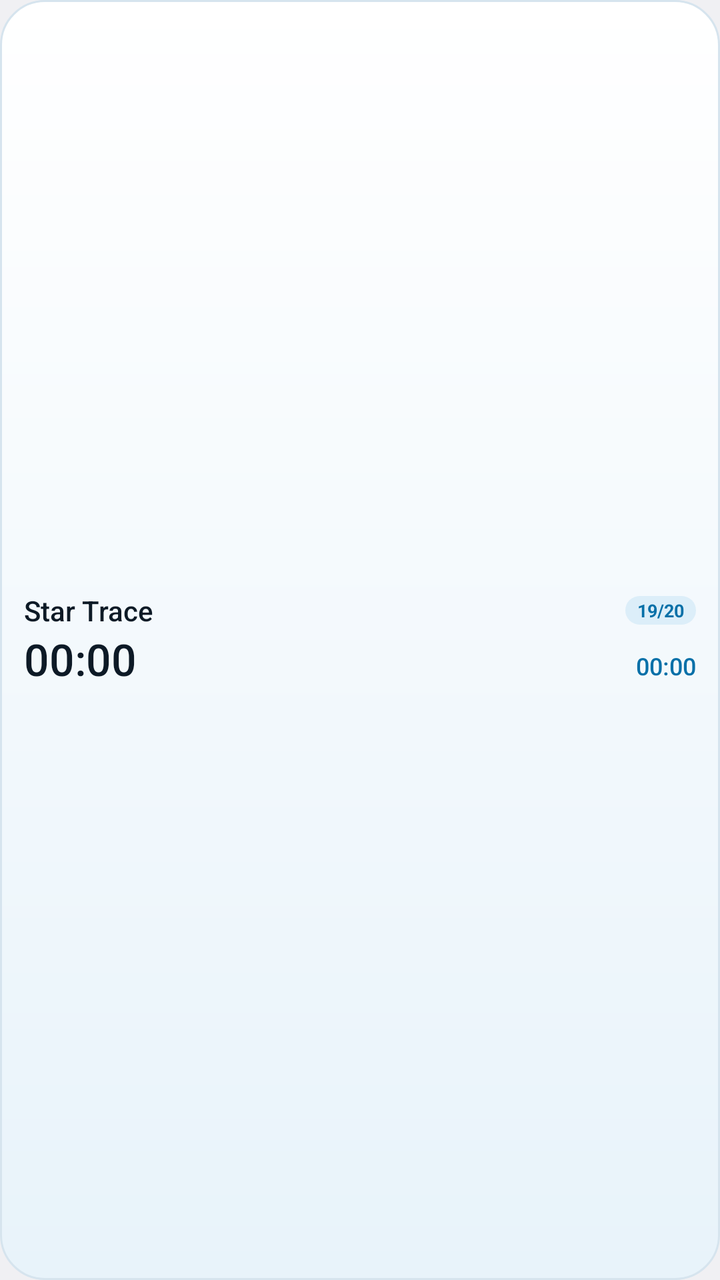
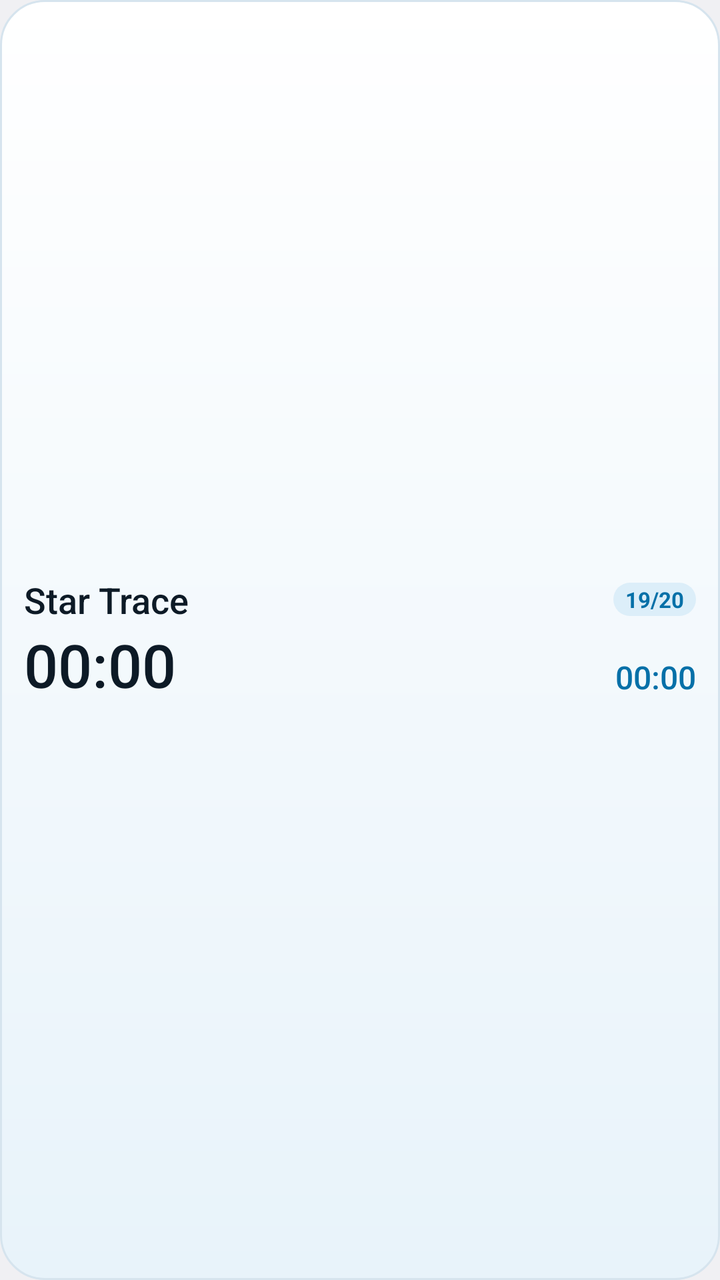

Before-and-after screenshots of an Android layout around one commit, followed by the original layout XML and the change that was made.
<!-- AndroidManifest.xml: application theme android:Theme.DeviceDefault.Light.NoActionBar -->
<!-- res/layout/widget_mini.xml -->
<?xml version="1.0" encoding="utf-8"?>
<LinearLayout xmlns:android="http://schemas.android.com/apk/res/android"
    android:id="@+id/w_root"
    android:layout_width="match_parent"
    android:layout_height="match_parent"
    android:background="@drawable/widget_bg"
    android:gravity="center_vertical"
    android:orientation="vertical"
    android:paddingLeft="12dp"
    android:paddingTop="4dp"
    android:paddingRight="12dp"
    android:paddingBottom="4dp">

    <LinearLayout
        android:layout_width="match_parent"
        android:layout_height="wrap_content"
        android:baselineAligned="false"
        android:gravity="center_vertical"
        android:orientation="horizontal">

        <TextView
            android:id="@+id/w_title"
            android:layout_width="0dp"
            android:layout_height="wrap_content"
            android:layout_weight="1"
            android:ellipsize="marquee"
            android:fadingEdgeLength="18dp"
            android:requiresFadingEdge="horizontal"
            android:fontFamily="sans-serif-medium"
            android:singleLine="true"
            android:text="Star Trace"
            android:textColor="#0D1A26"
            android:textSize="14sp" />

        <TextView
            android:id="@+id/w_idx"
            android:layout_width="wrap_content"
            android:layout_height="wrap_content"
            android:background="@drawable/chip_bg"
            android:paddingLeft="6dp"
            android:paddingTop="1dp"
            android:paddingRight="6dp"
            android:paddingBottom="1dp"
            android:text="19/20"
            android:textColor="#0670A8"
            android:textSize="9sp"
            android:textStyle="bold" />
    </LinearLayout>

    <LinearLayout
        android:layout_width="match_parent"
        android:layout_height="wrap_content"
        android:baselineAligned="false"
        android:gravity="bottom"
        android:orientation="horizontal">

        <Chronometer
            android:id="@+id/w_pos"
            android:layout_width="wrap_content"
            android:layout_height="wrap_content"
            android:fontFamily="sans-serif-medium"
            android:text="00:00"
            android:textColor="#0D1A26"
            android:textSize="22sp" />

        <TextView
            android:layout_width="0dp"
            android:layout_height="1dp"
            android:layout_weight="1" />

        <Chronometer
            android:id="@+id/w_remain"
            android:layout_width="wrap_content"
            android:layout_height="wrap_content"
            android:fontFamily="sans-serif-medium"
            android:paddingBottom="3dp"
            android:text="02:59"
            android:textColor="#0670A8"
            android:textSize="12sp" />
    </LinearLayout>

    <TextView android:id="@+id/w_sub" android:layout_width="0dp" android:layout_height="0dp" android:visibility="gone" />
    <TextView android:id="@+id/w_next" android:layout_width="0dp" android:layout_height="0dp" android:visibility="gone" />
</LinearLayout>
<!-- resources referenced by this layout -->
<resources>
  <!-- drawable chip_bg (drawable) -->
  <?xml version="1.0" encoding="utf-8"?>
  <shape xmlns:android="http://schemas.android.com/apk/res/android" android:shape="rectangle">
      <solid android:color="#DCEEF9" />
      <corners android:radius="10dp" />
  </shape>
  <!-- drawable widget_bg (drawable) -->
  <?xml version="1.0" encoding="utf-8"?>
  <shape xmlns:android="http://schemas.android.com/apk/res/android" android:shape="rectangle">
      <gradient
          android:angle="270"
          android:endColor="#E8F3FA"
          android:startColor="#FFFFFF"
          android:type="linear" />
      <corners android:radius="22dp" />
      <stroke android:width="1dp" android:color="#D6E4EE" />
  </shape>
</resources>

<!-- the commit's change to res/layout/widget_mini.xml (unified diff, before → after) -->
@@ -5,80 +5,80 @@
     android:layout_height="match_parent"
     android:background="@drawable/widget_bg"
     android:gravity="center_vertical"
-    android:orientation="vertical"
     android:paddingLeft="12dp"
     android:paddingTop="4dp"
     android:paddingRight="12dp"
-    android:paddingBottom="4dp">
-
-    <LinearLayout
-        android:layout_width="match_parent"
-        android:layout_height="wrap_content"
-        android:baselineAligned="false"
-        android:gravity="center_vertical"
-        android:orientation="horizontal">
-
-        <TextView
-            android:id="@+id/w_title"
-            android:layout_width="0dp"
+    android:paddingBottom="4dp"
+    android:orientation="vertical">
+        <LinearLayout
+            android:layout_width="match_parent"
             android:layout_height="wrap_content"
-            android:layout_weight="1"
-            android:ellipsize="marquee"
-            android:fadingEdgeLength="18dp"
-            android:requiresFadingEdge="horizontal"
-            android:fontFamily="sans-serif-medium"
-            android:singleLine="true"
-            android:text="Star Trace"
-            android:textColor="#0D1A26"
-            android:textSize="14sp" />
-
-        <TextView
-            android:id="@+id/w_idx"
-            android:layout_width="wrap_content"
+            android:gravity="center_vertical"
+            android:baselineAligned="false"
+            android:orientation="horizontal">
+            <TextView
+                android:id="@+id/w_title"
+                android:layout_width="0dp"
+                android:layout_height="wrap_content"
+                android:layout_weight="1"
+                android:ellipsize="marquee"
+                android:fadingEdgeLength="18dp"
+                android:singleLine="true"
+                android:requiresFadingEdge="horizontal"
+                android:fontFamily="sans-serif-medium"
+                android:text="Star Trace"
+                android:textColor="#0D1A26"
+                android:textSize="18sp" />
+            <TextView
+                android:id="@+id/w_idx"
+                android:layout_width="wrap_content"
+                android:layout_height="wrap_content"
+                android:paddingLeft="6dp"
+                android:paddingTop="1dp"
+                android:paddingRight="6dp"
+                android:paddingBottom="1dp"
+                android:background="@drawable/chip_bg"
+                android:text="19/20"
+                android:textColor="#0670A8"
+                android:textSize="11sp"
+                android:textStyle="bold" />
+        </LinearLayout>
+        <LinearLayout
+            android:layout_width="match_parent"
             android:layout_height="wrap_content"
-            android:background="@drawable/chip_bg"
-            android:paddingLeft="6dp"
-            android:paddingTop="1dp"
-            android:paddingRight="6dp"
-            android:paddingBottom="1dp"
-            android:text="19/20"
-            android:textColor="#0670A8"
-            android:textSize="9sp"
-            android:textStyle="bold" />
-    </LinearLayout>
-
-    <LinearLayout
-        android:layout_width="match_parent"
-        android:layout_height="wrap_content"
-        android:baselineAligned="false"
-        android:gravity="bottom"
-        android:orientation="horizontal">
-
-        <Chronometer
-            android:id="@+id/w_pos"
-            android:layout_width="wrap_content"
-            android:layout_height="wrap_content"
-            android:fontFamily="sans-serif-medium"
-            android:text="00:00"
-            android:textColor="#0D1A26"
-            android:textSize="22sp" />
-
-        <TextView
-            android:layout_width="0dp"
-            android:layout_height="1dp"
-            android:layout_weight="1" />
-
-        <Chronometer
-            android:id="@+id/w_remain"
-            android:layout_width="wrap_content"
-            android:layout_height="wrap_content"
-            android:fontFamily="sans-serif-medium"
-            android:paddingBottom="3dp"
-            android:text="02:59"
-            android:textColor="#0670A8"
-            android:textSize="12sp" />
-    </LinearLayout>
-
-    <TextView android:id="@+id/w_sub" android:layout_width="0dp" android:layout_height="0dp" android:visibility="gone" />
-    <TextView android:id="@+id/w_next" android:layout_width="0dp" android:layout_height="0dp" android:visibility="gone" />
+            android:gravity="bottom"
+            android:baselineAligned="false"
+            android:orientation="horizontal">
+            <Chronometer
+                android:id="@+id/w_pos"
+                android:layout_width="wrap_content"
+                android:layout_height="wrap_content"
+                android:fontFamily="sans-serif-medium"
+                android:text="00:00"
+                android:textColor="#0D1A26"
+                android:textSize="30sp" />
+            <TextView
+                android:layout_width="0dp"
+                android:layout_height="1dp"
+                android:layout_weight="1" />
+            <Chronometer
+                android:id="@+id/w_remain"
+                android:layout_width="wrap_content"
+                android:layout_height="wrap_content"
+                android:paddingBottom="3dp"
+                android:fontFamily="sans-serif-medium"
+                android:text="02:59"
+                android:textColor="#0670A8"
+                android:textSize="16sp" />
+        </LinearLayout>
+    <TextView
+        android:id="@+id/w_sub"
+        android:layout_width="0dp"
+        android:layout_height="0dp"
+        android:visibility="gone" />
+    <TextView
+        android:id="@+id/w_next"
+        android:layout_width="0dp"
+        android:layout_height="0dp"
+        android:visibility="gone" />
 </LinearLayout>
